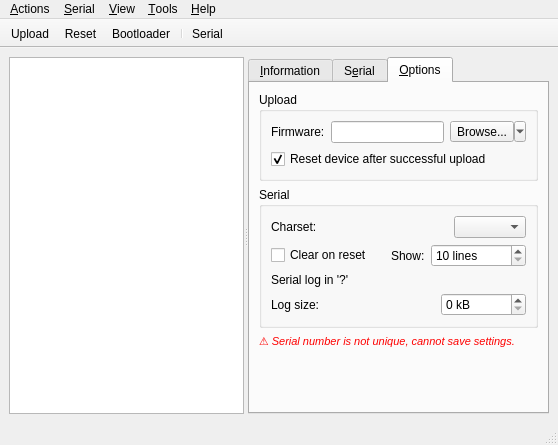
Old version of the form src/tycommander/main_window.ui in the repository Koromix/tytools.
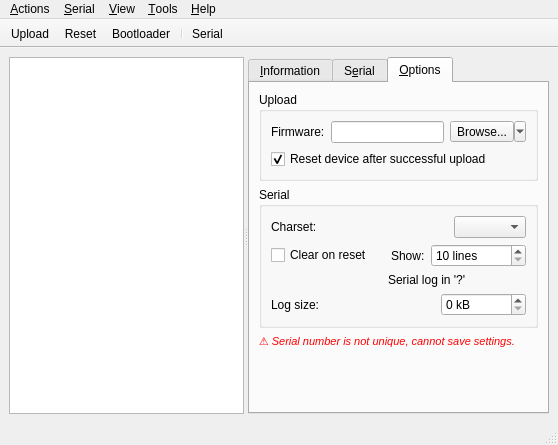
New version of the form. The open tabs and pages were chosen to show the change. Icons and pictures are not drawn. Custom widgets are drawn as their Qt base class.

Commit message: Click on serial log folder opens folder.

Patch:
```diff
--- a/src/tycommander/main_window.ui
+++ b/src/tycommander/main_window.ui
@@ -425,13 +425,43 @@
              </layout>
             </item>
             <item>
+             <layout class="QHBoxLayout" name="horizontalLayout_ser_logfile_name">
+              <item>
+               <widget class="QLabel" name="serialLogFolderLabel">
+                  <property name="sizePolicy">
+                   <sizepolicy hsizetype="Maximum" vsizetype="Preferred">
+                    <horstretch>1</horstretch>
+                    <verstretch>0</verstretch>
+                   </sizepolicy>
+                  </property>
+                  <property name="minimumSize">
+                   <size>
+                    <width>1</width>
+                    <height>0</height>
+                   </size>
+                  </property>
+                  <property name="text">
+                   <string notr="true"></string>
+                  </property>
+                  <property name="openExternalLinks">
+                   <bool>true</bool>
+                  </property>
+               </widget>
+              </item>
+              <item>
              <widget class="QLabel" name="serialLogFileLabel">
               <property name="sizePolicy">
-               <sizepolicy hsizetype="Ignored" vsizetype="Preferred">
-                <horstretch>0</horstretch>
+                   <sizepolicy hsizetype="Maximum" vsizetype="Preferred">
+                    <horstretch>2</horstretch>
                 <verstretch>0</verstretch>
                </sizepolicy>
               </property>
+                  <property name="minimumSize">
+                   <size>
+                    <width>40</width>
+                    <height>0</height>
+                   </size>
+                  </property>
               <property name="text">
                <string notr="true">Serial log in '?'</string>
               </property>
@@ -439,6 +469,15 @@
                <bool>true</bool>
               </property>
              </widget>
+              </item>
+              <item>
+               <spacer name="horizontalSpacer_2">
+                <property name="orientation">
+                 <enum>Qt::Horizontal</enum>
+                </property>
+               </spacer>
+              </item>
+             </layout>
             </item>
             <item>
              <layout class="QHBoxLayout" name="horizontalLayout_4">
```
Lines whose indentation alone changed are shown as unchanged. The commit also changes 1 other file.
